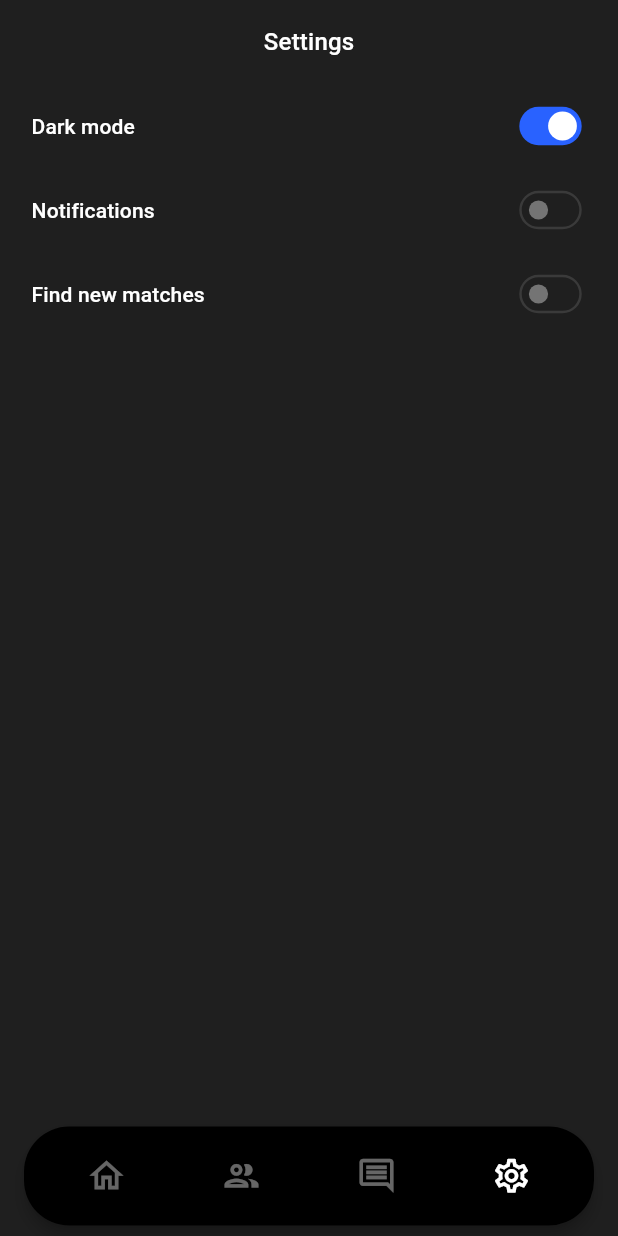
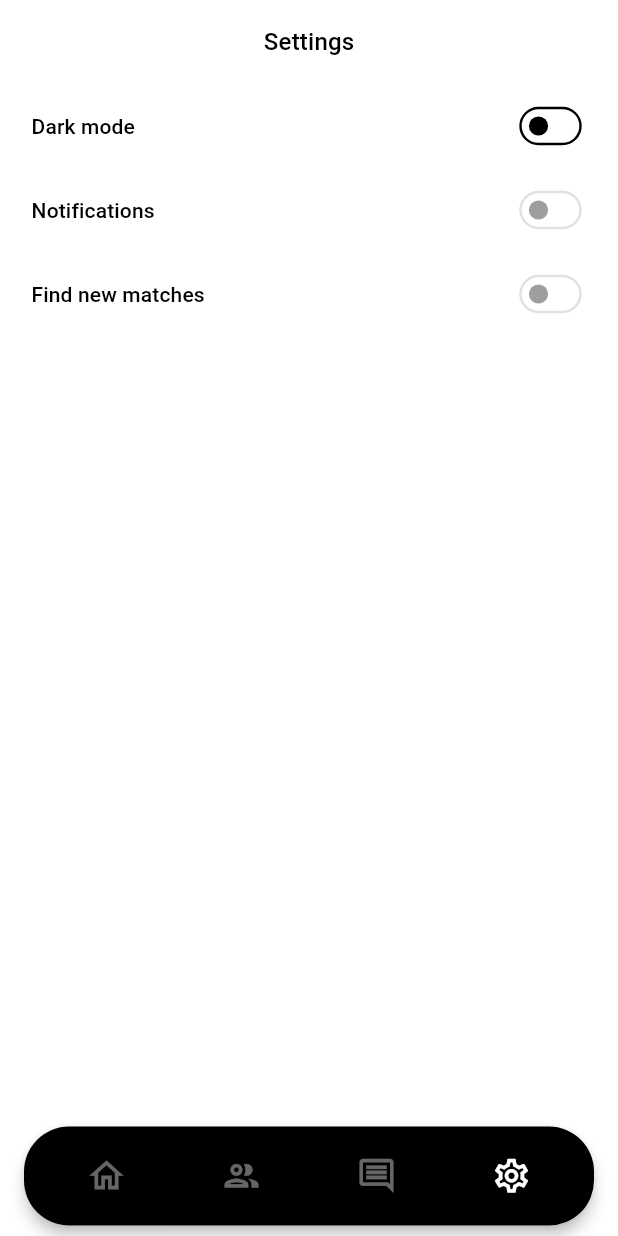
Before and after one commit to Legal-Mentors-Network/frontend, a Flutter app: the screen it shows after launch, item 4 of the bottom bar chosen, on a phone screen of 412 x 824 dp. Run offline on Flutter 3.47's test engine with Material 3 defaults, Android fonts, the phone set to English and light mode, and no system bars; our stand-ins replace flutter_riverpod, go_router.

Commit message:
toggle theme

```diff
--- a/app/lib/features/settings/settings.dart
+++ b/app/lib/features/settings/settings.dart
@@ -1,17 +1,21 @@
 import 'package:flutter/material.dart';
+import 'package:flutter_riverpod/flutter_riverpod.dart';
 import 'package:lmn/features/settings/toggle.dart';
+import 'package:lmn/state/theme.dart';
 
-class Settings extends StatelessWidget {
+class Settings extends ConsumerWidget {
   const Settings({super.key});
 
   @override
-  Widget build(BuildContext context) {
+  Widget build(BuildContext context, WidgetRef ref) {
     return Column(
       children: [
         Option(
           title: 'Dark mode',
-          value: true,
-          onChanged: (_) {},
+          value: ref.watch(themeProvider) == ThemeMode.dark,
+          onChanged: (_) {
+            ref.read(themeProvider.notifier).toggleTheme();
+          },
         ),
         const Option(title: 'Notifications'),
         const Option(title: 'Find new matches'),
--- a/app/lib/main.dart
+++ b/app/lib/main.dart
@@ -2,6 +2,7 @@ import 'package:flutter/material.dart';
 import 'package:flutter_riverpod/flutter_riverpod.dart';
 import 'package:lmn/common/theme/theme.dart';
 import 'package:lmn/router/router.dart';
+import 'package:lmn/state/theme.dart';
 
 void main() {
   runApp(const ProviderScope(child: MainApp()));
@@ -13,13 +14,14 @@ class MainApp extends ConsumerWidget {
   @override
   Widget build(BuildContext context, WidgetRef ref) {
     final router = ref.watch(routerProvider);
+    final themeMode = ref.watch(themeProvider);
 
     return MaterialApp.router(
       title: 'LMN',
       debugShowCheckedModeBanner: false,
       theme: AppTheme.light(context),
       darkTheme: AppTheme.dark(context),
-      themeMode: ThemeMode.dark,
+      themeMode: themeMode,
       routerConfig: router,
     );
   }
```
Also changed, not shown: app/lib/state/theme.dart (added, +15 -0 lines).
